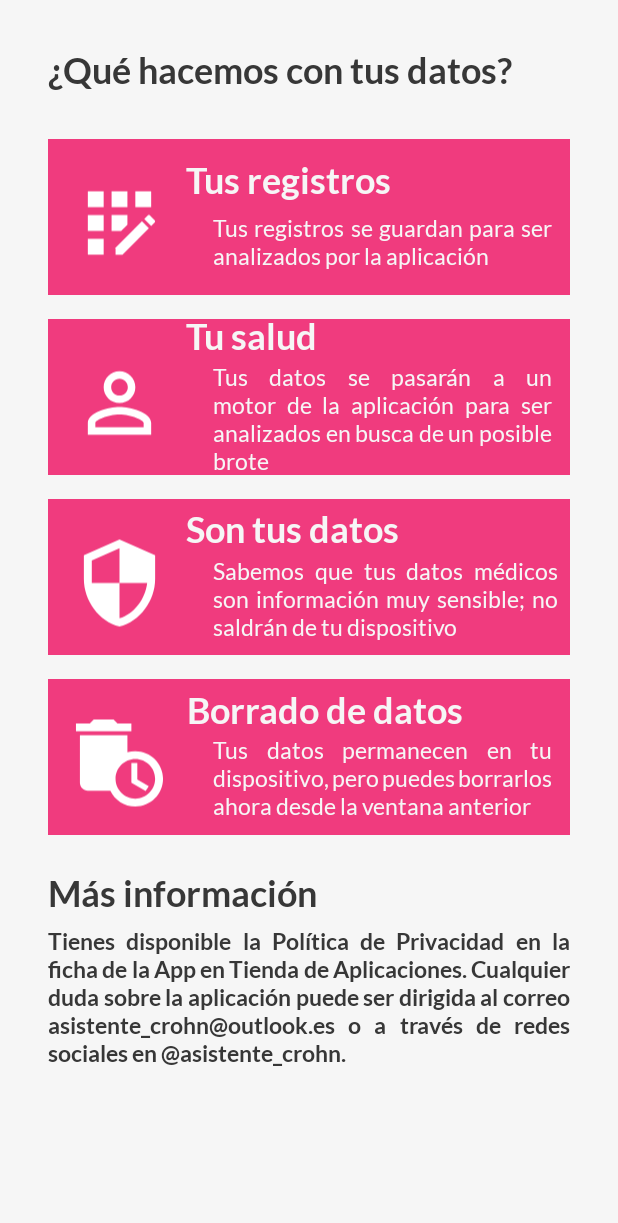
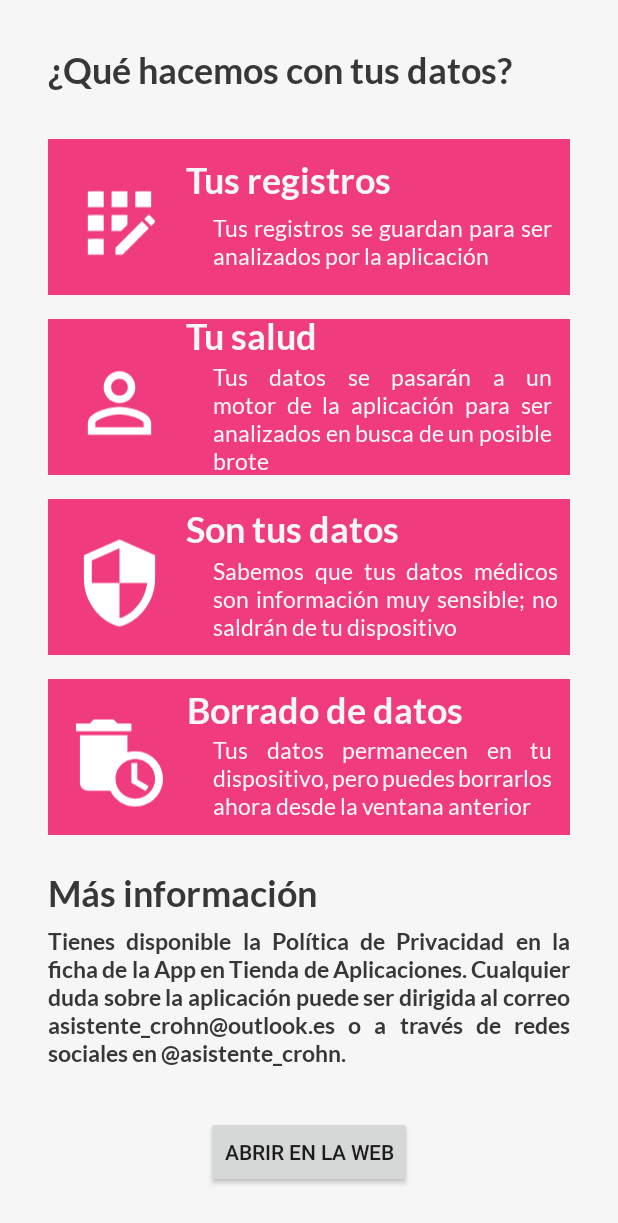
Before and after one commit to albertoruibalojea/Asistente_Crohn, an Android app: the fragment PrivacyFragment placed in its activity, on a phone screen of 412 x 824 dp. Shown: the top 1223 px of the screen. Run offline under Robolectric (Android 15) with nearby library versions, the light colour scheme and no system bars; our stand-ins replace Room's generated code.

Commit message:
new android sdk version v33

```diff
--- a/app/src/main/java/com/aro/asistente_crohn/view/ui/PrivacyFragment.java
+++ b/app/src/main/java/com/aro/asistente_crohn/view/ui/PrivacyFragment.java
@@ -1,9 +1,12 @@
 package com.aro.asistente_crohn.view.ui;
 
+import android.content.Intent;
+import android.net.Uri;
 import android.os.Bundle;
 import android.view.LayoutInflater;
 import android.view.View;
 import android.view.ViewGroup;
+import android.widget.Button;
 
 import androidx.fragment.app.Fragment;
 import androidx.annotation.NonNull;
@@ -12,6 +15,8 @@ import androidx.annotation.Nullable;
 import com.aro.asistente_crohn.R;
 
 public class PrivacyFragment extends Fragment {
+
+    private Button buttonWeb;
 
     public PrivacyFragment() {
         // Required empty public constructor
@@ -23,4 +28,24 @@ public class PrivacyFragment extends Fragment {
                              @Nullable Bundle savedInstanceState) {
         return inflater.inflate(R.layout.fragment_privacy, container, false);
     }
+
+    @Override
+    public void onViewCreated(@NonNull View view, @Nullable Bundle savedInstanceState) {
+        super.onViewCreated(view, savedInstanceState);
+
+        this.buttonWeb = (Button) view.findViewById(R.id.buttonWeb);
+
+        buttonWeb.setOnClickListener(new View.OnClickListener() {
+            @Override
+            public void onClick(View v) {
+                // Creamos un intent implícito para abrir el navegador con una URL
+                Intent intent = new Intent(Intent.ACTION_VIEW, Uri.parse("https://linktr.ee/asistentecrohn"));
+                // Comprobamos que haya una actividad que pueda manejar el intent
+                if (intent.resolveActivity(getActivity().getPackageManager()) != null) {
+                    // Iniciamos el intent desde el fragmento
+                    startActivity(intent);
+                }
+            }
+        });
+    }
 }
--- a/app/src/main/res/layout/fragment_privacy.xml
+++ b/app/src/main/res/layout/fragment_privacy.xml
@@ -88,8 +88,8 @@
             android:fontFamily="@font/regular"
             android:gravity="start"
             android:justificationMode="inter_word"
+            android:paddingEnd="4dp"
             android:paddingBottom="4dp"
-            android:paddingEnd="4dp"
             android:text="@string/privacy_registries_descr"
             android:textColor="?attr/colorSurface"
             android:textSize="15sp"
@@ -163,8 +163,8 @@
             android:fontFamily="@font/regular"
             android:gravity="start"
             android:justificationMode="inter_word"
+            android:paddingEnd="4dp"
             android:paddingBottom="4dp"
-            android:paddingEnd="4dp"
             android:text="@string/privacy_health_descr"
             android:textColor="?attr/colorSurface"
             android:textSize="15sp"
@@ -314,8 +314,8 @@
             android:fontFamily="@font/regular"
             android:gravity="start"
             android:justificationMode="inter_word"
+            android:paddingEnd="4dp"
             android:paddingBottom="4dp"
-            android:paddingEnd="4dp"
             android:text="@string/privacy_deletion_descr"
             android:textColor="?attr/colorSurface"
             android:textSize="15sp"
@@ -365,5 +365,15 @@
         app:layout_constraintTop_toBottomOf="@+id/textView14"
         app:layout_constraintVertical_bias="0.0" />
 
+    <Button
+        android:id="@+id/buttonWeb"
+        android:layout_width="wrap_content"
+        android:layout_height="wrap_content"
+        android:text="Abrir en la Web"
+        app:layout_constraintBottom_toBottomOf="parent"
+        app:layout_constraintEnd_toEndOf="parent"
+        app:layout_constraintStart_toStartOf="parent"
+        app:layout_constraintTop_toBottomOf="@+id/textView15" />
+
 
 </androidx.constraintlayout.widget.ConstraintLayout>
--- a/build.gradle
+++ b/build.gradle
@@ -1,7 +1,7 @@
 // Top-level build file where you can add configuration options common to all sub-projects/modules.
 plugins {
-    id 'com.android.application' version '7.2.0' apply false
-    id 'com.android.library' version '7.2.0' apply false
+    id 'com.android.application' version '7.4.1' apply false
+    id 'com.android.library' version '7.4.1' apply false
 }
 
 task clean(type: Delete) {
```
Also changed, not shown: app/build.gradle (+4 -4 lines), gradle/wrapper/gradle-wrapper.properties.
